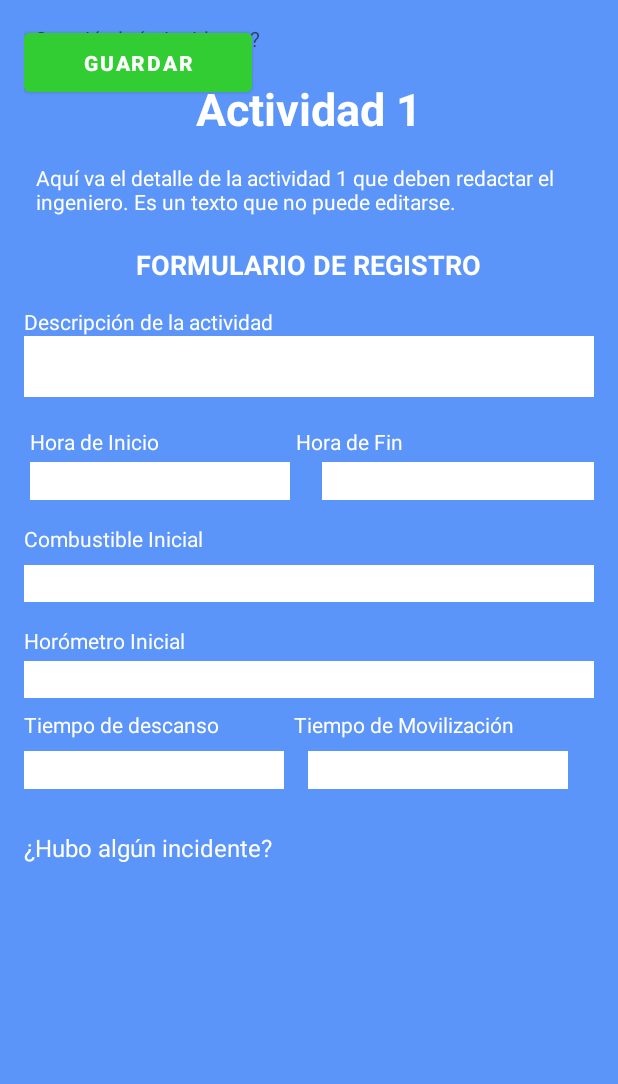
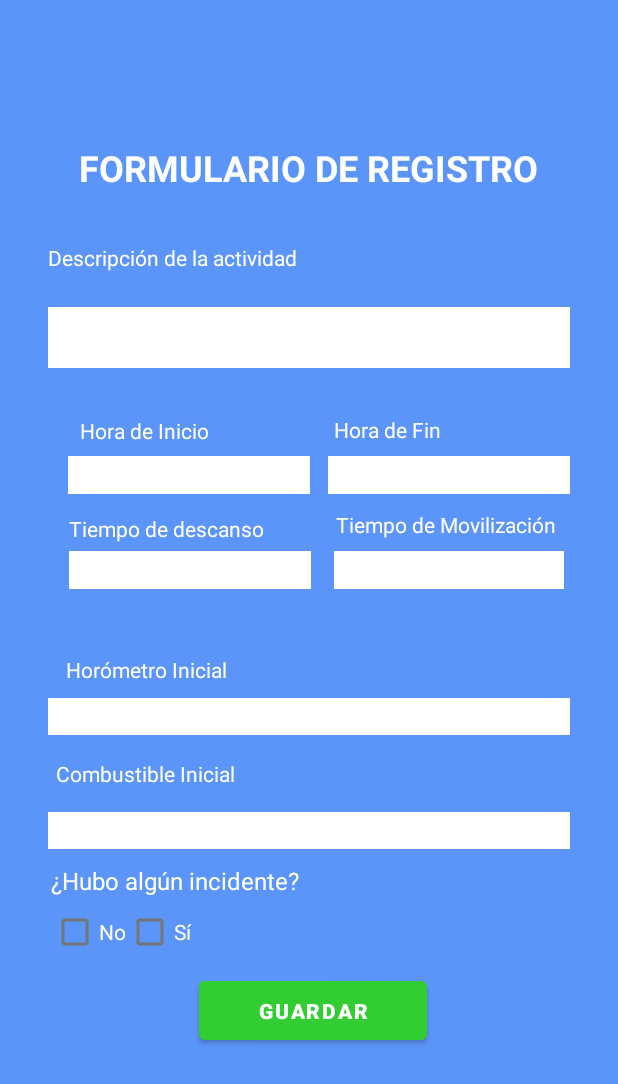
Before and after one commit to Capstone-Proyect-Promcoser/android.app, an Android app: the layout activity_form.xml on its own in the app's theme, with its tools: preview values and no code run, on a phone screen of 412 x 824 dp. Shown: the top 1084 px of the screen. Run offline under Robolectric (Android 15) with nearby library versions, the light colour scheme and no system bars.

Commit message:
FormActivity-Inicial

```diff
--- /dev/null
+++ b/app/src/main/java/dev/axel/promcoser_capstone_project/ui/Views/FormActivity.kt
@@ -0,0 +1,24 @@
+package dev.axel.promcoser_capstone_project.ui.Views
+
+import android.os.Bundle
+import androidx.activity.enableEdgeToEdge
+import androidx.appcompat.app.AppCompatActivity
+import androidx.core.view.ViewCompat
+import androidx.core.view.WindowInsetsCompat
+import dev.axel.promcoser_capstone_project.R
+
+class FormActivity : AppCompatActivity() {
+    override fun onCreate(savedInstanceState: Bundle?) {
+        super.onCreate(savedInstanceState)
+        enableEdgeToEdge()
+        setContentView(R.layout.activity_form)
+        ViewCompat.setOnApplyWindowInsetsListener(findViewById(R.id.main)) { v, insets ->
+            val systemBars = insets.getInsets(WindowInsetsCompat.Type.systemBars())
+            v.setPadding(systemBars.left, systemBars.top, systemBars.right, systemBars.bottom)
+            insets
+        }
+    }
+
+
+
+}
--- a/app/src/main/res/layout/activity_form.xml
+++ b/app/src/main/res/layout/activity_form.xml
@@ -1,277 +1,240 @@
 <?xml version="1.0" encoding="utf-8"?>
-<androidx.constraintlayout.widget.ConstraintLayout
-    xmlns:android="http://schemas.android.com/apk/res/android"
+<androidx.constraintlayout.widget.ConstraintLayout xmlns:android="http://schemas.android.com/apk/res/android"
     xmlns:app="http://schemas.android.com/apk/res-auto"
     xmlns:tools="http://schemas.android.com/tools"
+    android:id="@+id/main"
     android:layout_width="match_parent"
     android:layout_height="match_parent"
     android:background="#5C95F9"
-    android:padding="16dp">
+    android:padding="16dp"
+    tools:context=".ui.Views.FormActivity">
+
+
+    <EditText
+        android:id="@+id/etDescActividad"
+        android:layout_width="0dp"
+        android:layout_height="wrap_content"
+        android:layout_marginStart="16dp"
+        android:layout_marginEnd="16dp"
+        android:layout_marginBottom="8dp"
+        android:background="#FFFFFF"
+        android:padding="8dp"
+        app:layout_constraintBottom_toTopOf="@+id/label_hour_start"
+        app:layout_constraintEnd_toEndOf="parent"
+        app:layout_constraintStart_toStartOf="parent"
+        app:layout_constraintTop_toBottomOf="@+id/label_desc_activity" />
+
+    <TextView
+        android:id="@+id/label_desc_activity"
+        android:layout_width="wrap_content"
+        android:layout_height="wrap_content"
+        android:layout_marginTop="146dp"
+        android:text="Descripción de la actividad"
+        android:textColor="#FFFFFF"
+        app:layout_constraintStart_toStartOf="@+id/etDescActividad"
+        app:layout_constraintTop_toTopOf="parent" />
+
+    <EditText
+        android:id="@+id/etMovili"
+        android:layout_width="0dp"
+        android:layout_height="0dp"
+        android:layout_marginStart="4dp"
+        android:layout_marginEnd="4dp"
+        android:background="#FFFFFF"
+        app:layout_constraintBottom_toBottomOf="@+id/etDescanso"
+        app:layout_constraintEnd_toEndOf="@+id/etHoraFin"
+        app:layout_constraintStart_toStartOf="@+id/etHoraFin"
+        app:layout_constraintTop_toTopOf="@+id/etDescanso" />
 
 
     <TextView
-        android:id="@+id/title"
+        android:id="@+id/label_timeDescanso"
         android:layout_width="wrap_content"
         android:layout_height="wrap_content"
-        android:layout_marginTop="36dp"
-        android:text="Actividad 1"
+        android:layout_marginBottom="5dp"
+        android:text="Tiempo de descanso"
         android:textColor="#FFFFFF"
-        android:textSize="30sp"
+        app:layout_constraintBottom_toTopOf="@+id/etDescanso"
+        app:layout_constraintStart_toStartOf="@+id/etDescanso" />
+
+    <TextView
+        android:id="@+id/label_timeMovil"
+        android:layout_width="wrap_content"
+        android:layout_height="wrap_content"
+        android:layout_marginStart="1dp"
+        android:layout_marginBottom="8dp"
+        android:text="Tiempo de Movilización"
+        android:textColor="#FFFFFF"
+        app:layout_constraintBottom_toTopOf="@+id/etMovili"
+        app:layout_constraintStart_toStartOf="@+id/etMovili" />
+
+    <EditText
+        android:id="@+id/etDescanso"
+        android:layout_width="0dp"
+        android:layout_height="25dp"
+        android:layout_marginStart="14dp"
+        android:layout_marginTop="174dp"
+        android:layout_marginEnd="15dp"
+        android:layout_marginBottom="174dp"
+        android:background="#FFFFFF"
+        app:layout_constraintBottom_toTopOf="@+id/cbNo"
+        app:layout_constraintEnd_toStartOf="@+id/etMovili"
+        app:layout_constraintStart_toStartOf="@+id/etHorometro"
+        app:layout_constraintTop_toTopOf="@+id/label_desc_activity" />
+
+    <Button
+        android:id="@+id/btnGuardarFormRegistro"
+        android:layout_width="152dp"
+        android:layout_height="51dp"
+        android:layout_marginStart="111dp"
+        android:layout_marginTop="107dp"
+        android:layout_marginEnd="111dp"
+        android:layout_marginBottom="109dp"
+        android:backgroundTint="#32CD32"
+        android:text="GUARDAR"
+        android:textColor="#FFFFFF"
         android:textStyle="bold"
+        app:layout_constraintBottom_toBottomOf="parent"
+        app:layout_constraintEnd_toEndOf="@+id/etCombustible"
+        app:layout_constraintStart_toStartOf="@+id/label_combustible"
+        app:layout_constraintTop_toTopOf="@+id/etCombustible" />
+
+    <EditText
+        android:id="@+id/etCombustible"
+        android:layout_width="0dp"
+        android:layout_height="wrap_content"
+        android:layout_marginStart="16dp"
+        android:layout_marginTop="16dp"
+        android:layout_marginEnd="16dp"
+        android:background="#FFFFFF"
         app:layout_constraintEnd_toEndOf="parent"
         app:layout_constraintStart_toStartOf="parent"
-        app:layout_constraintTop_toTopOf="parent" />
+        app:layout_constraintTop_toBottomOf="@+id/label_combustible" />
 
+    <EditText
+        android:id="@+id/etHorometro"
+        android:layout_width="0dp"
+        android:layout_height="wrap_content"
+        android:layout_marginStart="16dp"
+        android:layout_marginEnd="16dp"
+        android:layout_marginBottom="318dp"
+        android:background="#FFFFFF"
+        app:layout_constraintBottom_toBottomOf="parent"
+        app:layout_constraintEnd_toEndOf="parent"
+        app:layout_constraintStart_toStartOf="parent" />
 
     <TextView
-        android:id="@+id/detail_text"
+        android:id="@+id/label_horometro"
+        android:layout_width="wrap_content"
+        android:layout_height="wrap_content"
+        android:layout_marginStart="12dp"
+        android:layout_marginBottom="9dp"
+        android:text="Horómetro Inicial"
+        android:textColor="#FFFFFF"
+        app:layout_constraintBottom_toTopOf="@+id/etHorometro"
+        app:layout_constraintStart_toStartOf="@+id/etHorometro" />
+
+    <EditText
+        android:id="@+id/etHoraFin"
         android:layout_width="0dp"
+        android:layout_height="25dp"
+        android:layout_marginEnd="16dp"
+        android:background="#FFFFFF"
+        app:layout_constraintBaseline_toBaselineOf="@+id/etHoraInic"
+        app:layout_constraintEnd_toEndOf="parent"
+        app:layout_constraintStart_toEndOf="@+id/etHoraInic" />
+
+    <EditText
+        android:id="@+id/etHoraInic"
+        android:layout_width="0dp"
+        android:layout_height="25dp"
+        android:layout_marginStart="29dp"
+        android:layout_marginTop="30dp"
+        android:layout_marginEnd="12dp"
+        android:layout_marginBottom="33dp"
+        android:background="#FFFFFF"
+        app:layout_constraintBottom_toBottomOf="@+id/label_timeMovil"
+        app:layout_constraintEnd_toStartOf="@+id/etHoraFin"
+        app:layout_constraintStart_toStartOf="parent"
+        app:layout_constraintTop_toTopOf="@+id/label_hour_start" />
+
+    <TextView
+        android:id="@+id/label_hour_start"
+        android:layout_width="wrap_content"
         android:layout_height="wrap_content"
-        android:layout_marginTop="8dp"
-        android:padding="8dp"
-        android:text="Aquí va el detalle de la actividad 1 que deben redactar el ingeniero. Es un texto que no puede editarse."
+        android:layout_marginStart="8dp"
+        android:layout_marginBottom="46dp"
+        android:text="Hora de Inicio"
         android:textColor="#FFFFFF"
-        android:textSize="14sp"
+        app:layout_constraintBottom_toTopOf="@+id/label_timeDescanso"
+        app:layout_constraintStart_toStartOf="@+id/etHoraInic" />
+
+    <TextView
+        android:id="@+id/label_hour_end"
+        android:layout_width="wrap_content"
+        android:layout_height="wrap_content"
+        android:layout_marginStart="2dp"
+        android:layout_marginBottom="8dp"
+        android:text="Hora de Fin"
+        android:textColor="#FFFFFF"
+        app:layout_constraintBottom_toTopOf="@+id/etHoraFin"
         app:layout_constraintEnd_toEndOf="parent"
-        app:layout_constraintHorizontal_bias="0.0"
+        app:layout_constraintHorizontal_bias="0.019"
+        app:layout_constraintStart_toStartOf="@+id/etHoraFin" />
+
+    <CheckBox
+        android:id="@+id/cbSi"
+        android:layout_width="wrap_content"
+        android:layout_height="wrap_content"
+        android:layout_marginTop="21dp"
+        android:text="Sí"
+        android:textColor="#FFFFFF"
+        app:layout_constraintStart_toEndOf="@+id/cbNo"
+        app:layout_constraintTop_toTopOf="@+id/label_incidente" />
+
+    <TextView
+        android:id="@+id/label_incidente"
+        android:layout_width="wrap_content"
+        android:layout_height="wrap_content"
+        android:layout_marginStart="18dp"
+        android:layout_marginTop="10dp"
+        android:text="¿Hubo algún incidente?"
+        android:textColor="#FFFFFF"
+        android:textSize="16sp"
         app:layout_constraintStart_toStartOf="parent"
-        app:layout_constraintTop_toBottomOf="@id/title" />
+        app:layout_constraintTop_toBottomOf="@+id/etCombustible" />
+
+    <CheckBox
+        android:id="@+id/cbNo"
+        android:layout_width="wrap_content"
+        android:layout_height="wrap_content"
+        android:text="No"
+        android:textColor="#FFFFFF"
+        app:layout_constraintBaseline_toBaselineOf="@+id/cbSi"
+        app:layout_constraintStart_toStartOf="@+id/label_incidente" />
 
     <TextView
         android:id="@+id/form_title"
         android:layout_width="wrap_content"
         android:layout_height="wrap_content"
-        android:layout_marginTop="12dp"
+        android:layout_marginBottom="34dp"
         android:text="FORMULARIO DE REGISTRO"
         android:textColor="#FFFFFF"
-        android:textSize="18sp"
+        android:textSize="24sp"
         android:textStyle="bold"
+        app:layout_constraintBottom_toTopOf="@+id/label_desc_activity"
         app:layout_constraintEnd_toEndOf="parent"
-        app:layout_constraintStart_toStartOf="parent"
-        app:layout_constraintTop_toBottomOf="@id/detail_text" />
-
-    <TextView
-        android:id="@+id/label_desc_activity"
-        android:layout_width="wrap_content"
-        android:layout_height="wrap_content"
-        android:layout_marginTop="16dp"
-        android:text="Descripción de la actividad"
-        android:textColor="#FFFFFF"
-        app:layout_constraintStart_toStartOf="parent"
-        app:layout_constraintTop_toBottomOf="@id/form_title" />
-
-    <EditText
-        android:id="@+id/desc_activity"
-        android:layout_width="0dp"
-        android:layout_height="wrap_content"
-        android:background="#FFFFFF"
-        app:layout_constraintTop_toBottomOf="@id/label_desc_activity"
-        app:layout_constraintStart_toStartOf="parent"
-        app:layout_constraintEnd_toEndOf="parent"
-        android:padding="8dp" />
-
-    <!-- Hora de Inicio y Hora de Fin -->
-
-    <TextView
-        android:id="@+id/label_hour_start"
-        android:layout_width="wrap_content"
-        android:layout_height="wrap_content"
-        android:layout_marginStart="4dp"
-        android:layout_marginTop="20dp"
-        android:text="Hora de Inicio"
-        android:textColor="#FFFFFF"
-        app:layout_constraintStart_toStartOf="parent"
-        app:layout_constraintTop_toBottomOf="@id/desc_activity" />
-
-    <!-- Horómetro Inicial -->
-
-    <TextView
-        android:id="@+id/label_timeDescanso"
-        android:layout_width="wrap_content"
-        android:layout_height="wrap_content"
-        android:layout_marginTop="8dp"
-        android:text="Tiempo de descanso"
-        android:textColor="#FFFFFF"
-        app:layout_constraintStart_toStartOf="parent"
-        app:layout_constraintTop_toBottomOf="@+id/horometro" />
-
-    <TextView
-        android:id="@+id/label_timeMovil"
-        android:layout_width="wrap_content"
-        android:layout_height="wrap_content"
-        android:layout_marginStart="180dp"
-        android:layout_marginTop="8dp"
-        android:text="Tiempo de Movilización"
-        android:textColor="#FFFFFF"
-        app:layout_constraintStart_toStartOf="parent"
-        app:layout_constraintTop_toBottomOf="@+id/horometro" />
-
-    <EditText
-        android:id="@+id/hour_start"
-        android:layout_width="173dp"
-        android:layout_height="25dp"
-        android:layout_marginTop="4dp"
-        android:layout_marginEnd="8dp"
-        android:background="#FFFFFF"
-        app:layout_constraintEnd_toStartOf="@id/label_hour_end"
-        app:layout_constraintStart_toStartOf="parent"
-        app:layout_constraintTop_toBottomOf="@id/label_hour_start" />
-
-    <EditText
-        android:id="@+id/descanso"
-        android:layout_width="173dp"
-        android:layout_height="25dp"
-        android:layout_marginTop="8dp"
-        android:layout_marginEnd="8dp"
-        android:background="#FFFFFF"
-        app:layout_constraintEnd_toStartOf="@id/label_hour_end"
-        app:layout_constraintHorizontal_bias="0.0"
-        app:layout_constraintStart_toStartOf="parent"
-        app:layout_constraintTop_toBottomOf="@+id/label_timeDescanso" />
-
-
-    <!-- Tiempo de Descanso y Movilización -->
-
-    <EditText
-        android:id="@+id/movilizacion"
-        android:layout_width="173dp"
-        android:layout_height="25dp"
-        android:layout_marginTop="8dp"
-        android:layout_marginEnd="8dp"
-        android:background="#FFFFFF"
-        app:layout_constraintEnd_toStartOf="@id/label_hour_end"
-        app:layout_constraintHorizontal_bias="0.501"
-        app:layout_constraintStart_toEndOf="parent"
-        app:layout_constraintTop_toBottomOf="@+id/label_timeMovil" />
-
-    <TextView
-        android:id="@+id/label_hour_end"
-        android:layout_width="wrap_content"
-        android:layout_height="wrap_content"
-        android:layout_marginStart="4dp"
-        android:layout_marginTop="20dp"
-        android:text="Hora de Fin"
-        android:textColor="#FFFFFF"
-        app:layout_constraintStart_toEndOf="@id/hour_start"
-        app:layout_constraintTop_toBottomOf="@id/desc_activity" />
-
-    <EditText
-        android:id="@+id/hour_end"
-        android:layout_width="181dp"
-        android:layout_height="25dp"
-        android:layout_marginTop="4dp"
-        android:background="#FFFFFF"
-        app:layout_constraintEnd_toEndOf="parent"
-        app:layout_constraintHorizontal_bias="1.0"
-        app:layout_constraintStart_toEndOf="@id/hour_start"
-        app:layout_constraintTop_toBottomOf="@id/label_hour_end" />
-
-    <TextView
-        android:id="@+id/label_horometro"
-        android:layout_width="wrap_content"
-        android:layout_height="wrap_content"
-        android:layout_marginTop="16dp"
-        android:text="Horómetro Inicial"
-        android:textColor="#FFFFFF"
-        app:layout_constraintTop_toBottomOf="@+id/combustible"
-        tools:layout_editor_absoluteX="-2dp" />
+        app:layout_constraintStart_toStartOf="parent" />
 
     <TextView
         android:id="@+id/label_combustible"
         android:layout_width="wrap_content"
         android:layout_height="wrap_content"
+        android:layout_marginStart="21dp"
         android:layout_marginTop="16dp"
         android:text="Combustible Inicial"
         android:textColor="#FFFFFF"
-        app:layout_constraintTop_toBottomOf="@id/hour_start"
-        tools:layout_editor_absoluteX="-2dp" />
-
-    <EditText
-        android:id="@+id/horometro"
-        android:layout_width="match_parent"
-        android:layout_height="wrap_content"
-        android:layout_marginTop="4dp"
-        android:background="#FFFFFF"
-        app:layout_constraintTop_toBottomOf="@id/label_horometro"
-        tools:layout_editor_absoluteX="133dp" />
-
-    <EditText
-        android:id="@+id/combustible"
-        android:layout_width="match_parent"
-        android:layout_height="wrap_content"
-        android:layout_marginTop="8dp"
-        android:background="#FFFFFF"
-        app:layout_constraintTop_toBottomOf="@+id/label_combustible"
-        tools:layout_editor_absoluteX="-26dp" />
-
-
-    <!-- Incidentes -->
-
-    <!-- Botón Guardar -->
-
-    <TextView
-        android:id="@+id/label_incidente"
-        android:layout_width="wrap_content"
-        android:layout_height="wrap_content"
-        android:text="¿Ocurrió algún incidente?"
-        tools:layout_editor_absoluteX="11dp"
-        tools:layout_editor_absoluteY="851dp" /><![CDATA[55dp" />]]><!-- Etiqueta de Incidentes -->
-    app:layout_constraintStart_toStartOf="parent"
-    android:layout_marginTop="16dp" />
-
-    <!-- Contenedor de CheckBoxes -->
-    <!-- Ajusta el ancho al contenido -->
-    android:layout_height="wrap_content"
-    android:backgroundTint="#32CD32" <!-- Fondo verde -->
-    android:text="GUARDAR"
-    android:textColor="#FFFFFF" <!-- Letras blancas -->
-    android:layout_marginTop="16dp"
-    app:layout_constraintTop_toBottomOf="@id/incident_options" <!-- Cambia según el ID del elemento superior -->
-    app:layout_constraintStart_toStartOf="parent"
-    app:layout_constraintEnd_toEndOf="parent"
-    app:layout_constraintHorizontal_bias="0.5" <!-- Centra horizontalmente el botón --><![CDATA[ />
-
-
-    ]]>
-
-    <Button
-        android:id="@+id/button_save"
-        android:layout_width="152dp"
-        android:layout_height="51dp"
-        android:backgroundTint="#32CD32"
-        android:text="GUARDAR"
-        android:textStyle="bold"
-        tools:layout_editor_absoluteX="120dp"
-        tools:layout_editor_absoluteY="622dp" />
-
-    <TextView
-        android:id="@+id/label_incidente"
-        android:layout_width="wrap_content"
-        android:layout_height="wrap_content"
-        android:layout_marginTop="28dp"
-        android:text="¿Hubo algún incidente?"
-        android:textColor="#FFFFFF"
-        android:textSize="16sp"
-        app:layout_constraintTop_toBottomOf="@id/descanso"
-        tools:layout_editor_absoluteX="-1dp" />
-
-    <CheckBox
-        android:id="@+id/checkbox_no"
-        android:layout_width="wrap_content"
-        android:layout_height="wrap_content"
-        android:text="No"
-        android:textColor="#FFFFFF"
-        tools:layout_editor_absoluteX="196dp"
-        tools:layout_editor_absoluteY="524dp" />
-
-    <CheckBox
-        android:id="@+id/checkbox_si"
-        android:layout_width="wrap_content"
-        android:layout_height="wrap_content"
-        android:text="Sí"
-        android:textColor="#FFFFFF"
-        tools:layout_editor_absoluteX="262dp"
-        tools:layout_editor_absoluteY="524dp" />
-
+        app:layout_constraintStart_toStartOf="parent"
+        app:layout_constraintTop_toBottomOf="@+id/etHorometro" />
 
 </androidx.constraintlayout.widget.ConstraintLayout>
```
